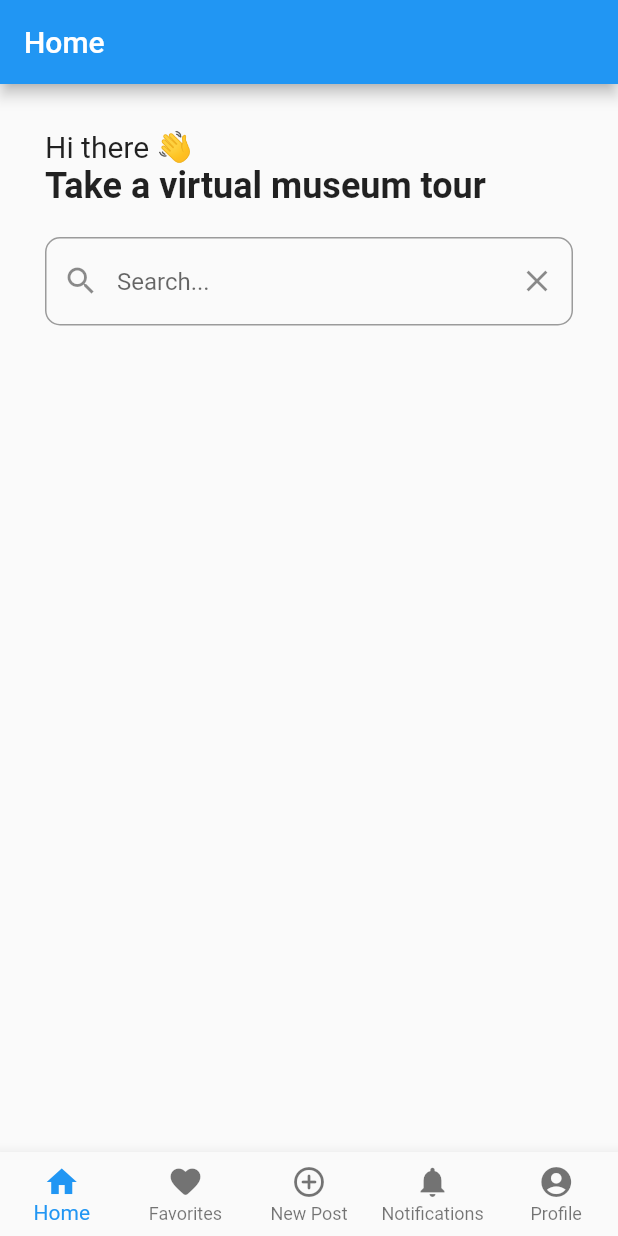
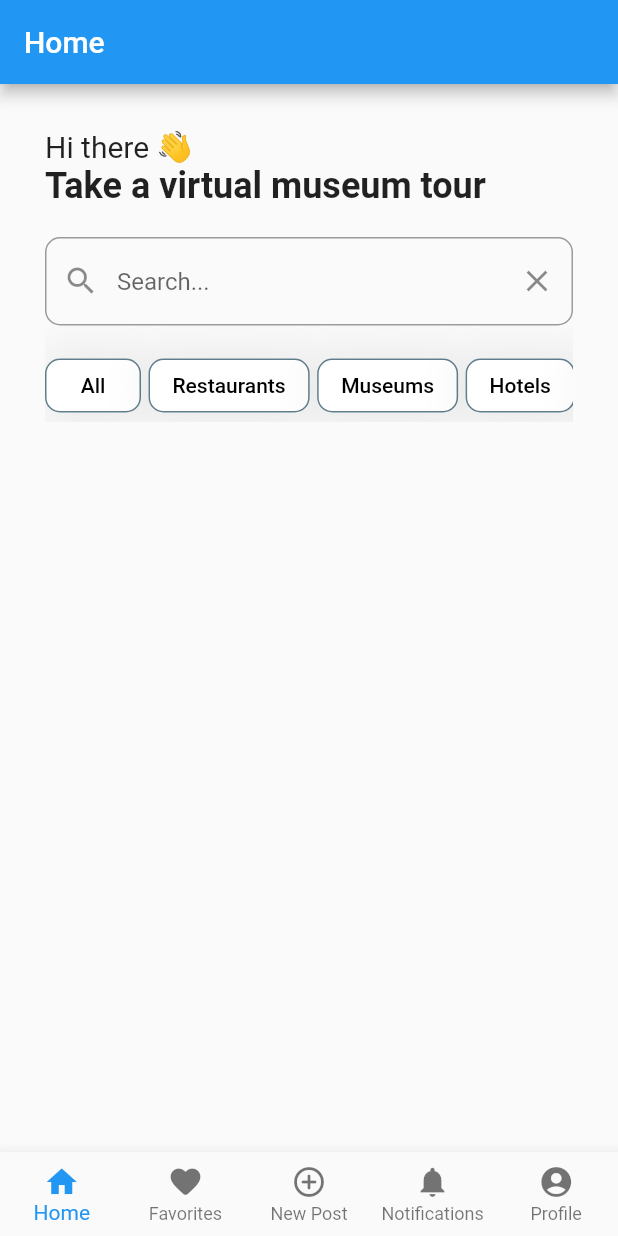
Before and after one commit to monstajoe2002/tourism_dept_app, a Flutter app: the screen it shows after launch, on a phone screen of 412 x 824 dp. Run offline on Flutter 3.47's test engine with Material 2 defaults, Android fonts, the phone set to English and light mode, and no system bars; drawn by our look-alikes of group_button.

Commit message:
feature: created categories group

```diff
--- a/lib/screens/home.dart
+++ b/lib/screens/home.dart
@@ -1,4 +1,5 @@
 import 'package:flutter/material.dart';
+import 'package:tourism_dept_app/widgets/categories.dart';
 import 'package:tourism_dept_app/widgets/search_box.dart';
 
 import '../widgets/bottom_bar.dart';
@@ -22,7 +23,8 @@ class Home extends StatelessWidget {
                   'Take a virtual museum tour',
                   style: TextStyle(fontWeight: FontWeight.w600, fontSize: 24),
                 ),
-                SearchBox()
+                SearchBox(),
+                Categories()
               ],
             )),
         bottomNavigationBar: const BottomBar());
--- a/lib/widgets/categories.dart
+++ b/lib/widgets/categories.dart
@@ -0,0 +1,28 @@
+import 'package:flutter/material.dart';
+import 'package:group_button/group_button.dart';
+
+class Categories extends StatelessWidget {
+  const Categories({Key? key}) : super(key: key);
+
+  @override
+  Widget build(BuildContext context) {
+    return SingleChildScrollView(
+      scrollDirection: Axis.horizontal,
+      child: Container(
+        margin: const EdgeInsets.only(top: 16),
+        child: const GroupButton(
+          isRadio: true,
+          buttons: ["All", "Restaurants", "Museums", "Hotels", "Parks"],
+          options: GroupButtonOptions(
+              borderRadius: BorderRadius.all(Radius.circular(10)),
+              selectedBorderColor: Colors.blueGrey,
+              unselectedBorderColor: Colors.blueGrey,
+              elevation: 5,
+              mainGroupAlignment: MainGroupAlignment.start,
+              groupingType: GroupingType.row,
+              spacing: 5),
+        ),
+      ),
+    );
+  }
+}
```
